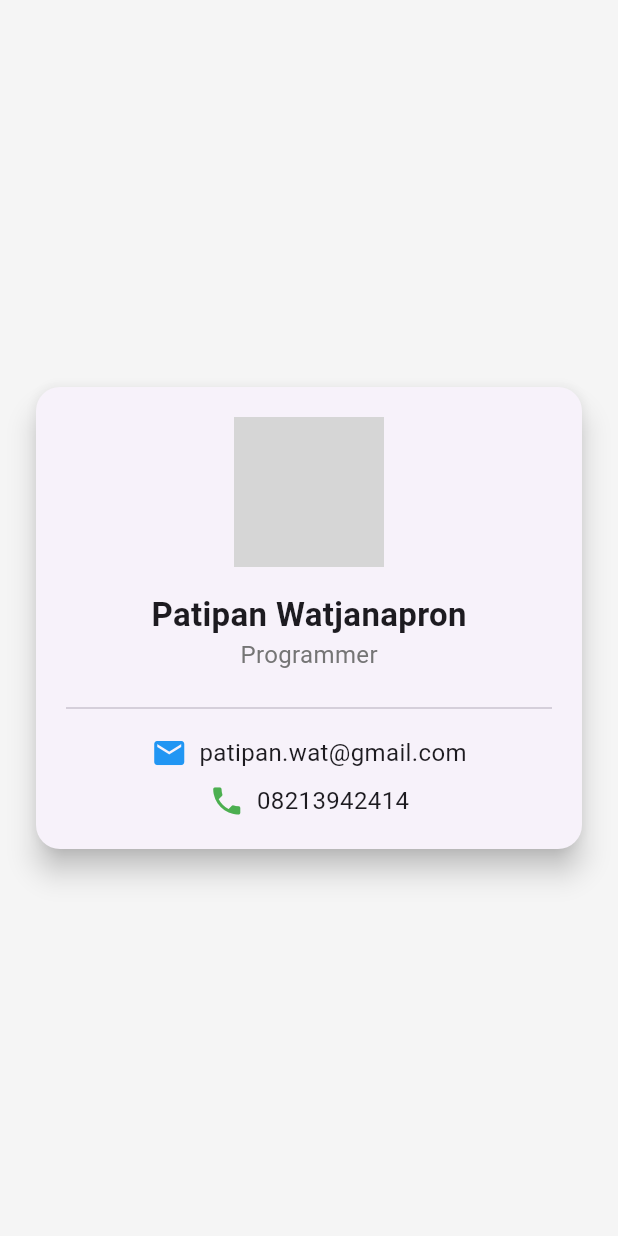
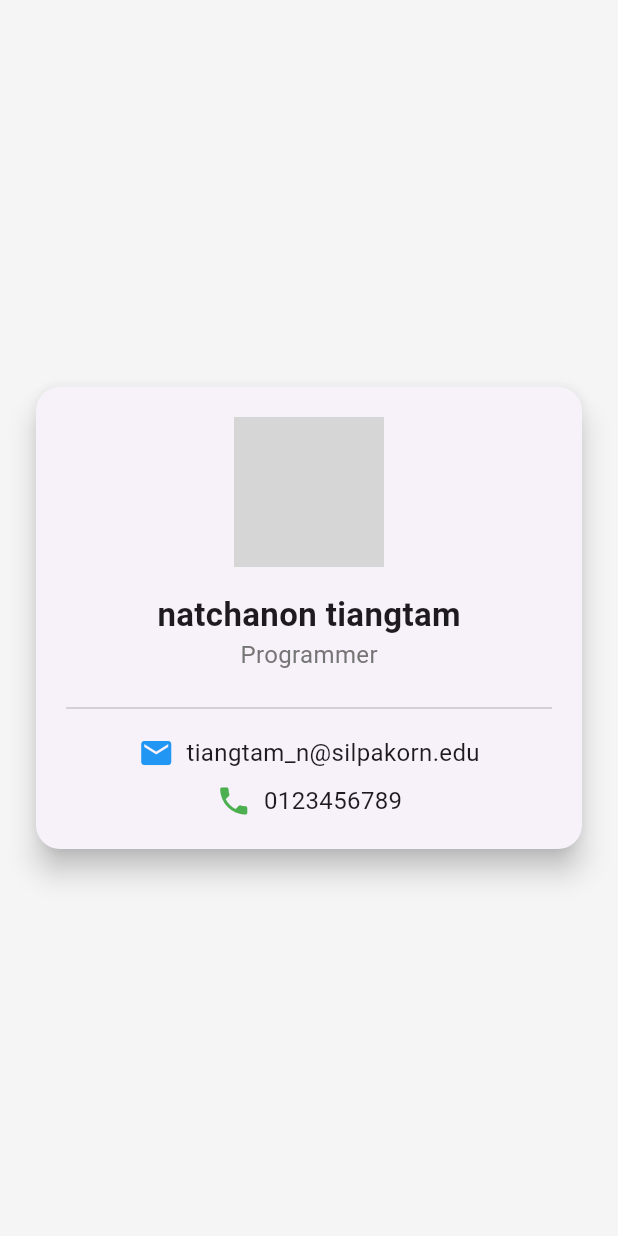
Before and after one commit to tiangtam/last_flutters, a Flutter app: the screen it shows after launch, on a phone screen of 412 x 824 dp. Run offline on Flutter 3.47's test engine with Material 3 defaults, Android fonts, the phone set to English and light mode, and no system bars; network calls fail; grey boxes are pictures that could not be loaded.

Commit message:
third commit

```diff
--- a/lib/main.dart
+++ b/lib/main.dart
@@ -98,10 +98,10 @@ class MyApp extends StatelessWidget {
 
         body: Center(
           child: ProfileCard(
-            name: 'Patipan Watjanapron',
+            name: 'natchanon tiangtam',
             position: 'Programmer',
-            email: 'patipan.wat@gmail.com',
-            phoneNumber: '08213942414',
+            email: 'tiangtam_n@silpakorn.edu',
+            phoneNumber: '0123456789',
             imageUrl:
                 'https://scontent.fbkk7-3.fna.fbcdn.net/v/t1.6435-1/129724092_868685853942110_6058894233993946873_n.jpg?stp=dst-jpg_s200x200_tt6&_nc_cat=101&ccb=1-7&_nc_sid=e99d92&_nc_eui2=AeHBi-SopKWgcptrY--qco_Jb1ct7aOoC2xvVy3to6gLbJtU2Am1KeVjvXn4bLEf85H9MkQoAgYIlyfQoZHwbP4m&_nc_ohc=j9Ma08TcdmYQ7kNvwGQJoDA&_nc_oc=AdmEnNIySjYv5u3QocLqTjcoB6-z0Kvt6jGh8_sHAAk6wgO8n7YTf8gBuj1BgxA_KLQ&_nc_zt=24&_nc_ht=scontent.fbkk7-3.fna&_nc_gid=TYmyYnSAcCHi_2F-5yfMDg&oh=00_AfcmfZQwfOhXrUnu0n-wx39Ime48pXfVqiBKiAWe83SX2A&oe=691A6DB0',
           ),
```
